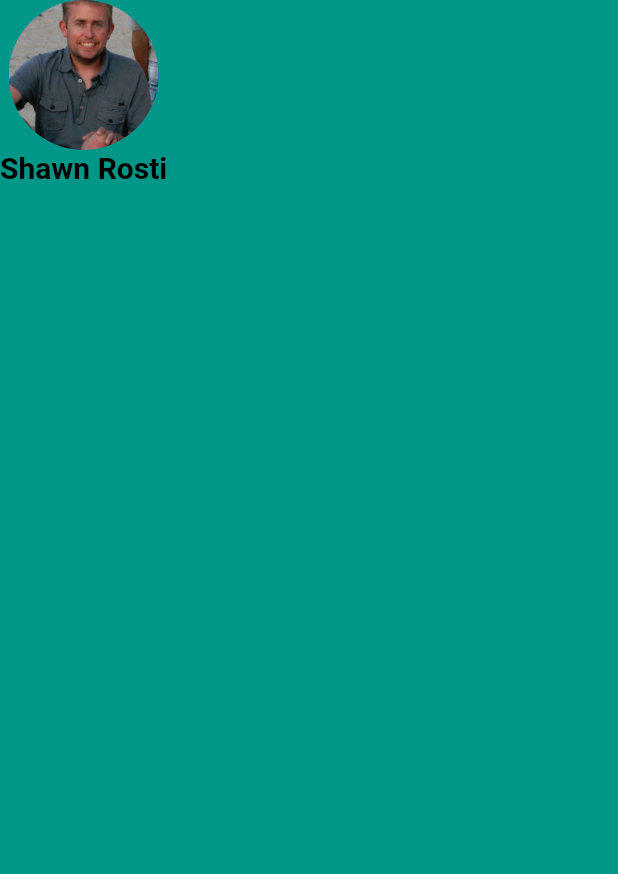
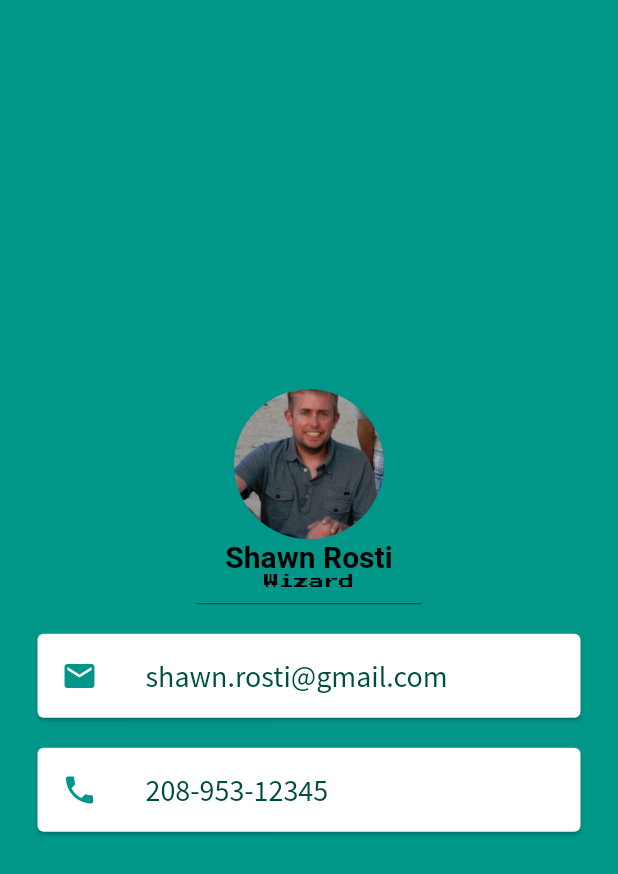
Before and after one commit to srosti/Courses, a Flutter app: the screen it shows after launch, on a phone screen of 412 x 824 dp. Shown: the top 874 px of the screen. Run offline on Flutter 3.47's test engine with Material 2 defaults, Android fonts, the phone set to English and light mode, and no system bars.

Commit message:
Finished Flutter business card app

```diff
--- a/flutter/circle_avatar/lib/main.dart
+++ b/flutter/circle_avatar/lib/main.dart
@@ -13,6 +13,7 @@ class MyApp extends StatelessWidget {
           backgroundColor: Colors.teal,
           body: SafeArea(
             child: Column(
+              mainAxisAlignment: MainAxisAlignment.center,
               children: <Widget> [
                 CircleAvatar(
                   radius: 50.0,
@@ -24,8 +25,63 @@ class MyApp extends StatelessWidget {
                       fontSize: 20,
                       color: Colors.black,
                       fontWeight: FontWeight.bold,
-                    )
-                )
+                    ),
+                ),
+                Text(
+                  'Wizard',
+                  style: TextStyle(
+                    fontFamily: 'PressStart2P',
+                    fontSize: 10,
+                    color: Colors.black,
+                  ),
+                ),
+                SizedBox(
+                  height: 20,
+                  width: 150,
+                  child: Divider(
+                    color: Colors.teal.shade900,
+                  )
+                ),
+                Card(
+                  margin: EdgeInsets.symmetric(
+                      vertical: 10,
+                      horizontal: 25
+                  ),
+                  child: ListTile(
+                    leading: Icon(
+                      Icons.email,
+                      color: Colors.teal,
+                    ),
+                    title: Text(
+                          'shawn.rosti@gmail.com',
+                          style: TextStyle(
+                            color: Colors.teal.shade900,
+                            fontFamily: 'SourceSansPro',
+                            fontSize: 20,
+                          )
+                      ),
+                    ),
+                  ),
+                Card(
+                  margin: EdgeInsets.symmetric(
+                      vertical: 10,
+                      horizontal: 25
+                  ),
+                  child: ListTile(
+                    leading: Icon(
+                      Icons.phone,
+                      color: Colors.teal,
+                    ),
+                    title: Text(
+                        '208-953-12345',
+                        style: TextStyle(
+                          color: Colors.teal.shade900,
+                          fontFamily: 'SourceSansPro',
+                          fontSize: 20,
+                        )
+                    ),
+                  ),
+                ),
               ]
             )
           )
```
Also changed, not shown: flutter/circle_avatar/pubspec.yaml (+7 -1 lines), flutter/circle_avatar/fonts/PressStart2P-Regular.ttf (added), flutter/circle_avatar/fonts/SourceSansPro-Regular.ttf (added).
